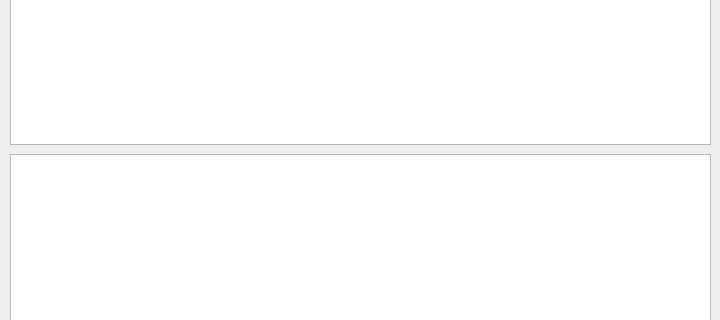
melak/veroroute, file src/aliasdialog.ui: the form before one commit; both pictures show x 0 to 720 and y 86 to 406 of the 720 by 510 pixel window.
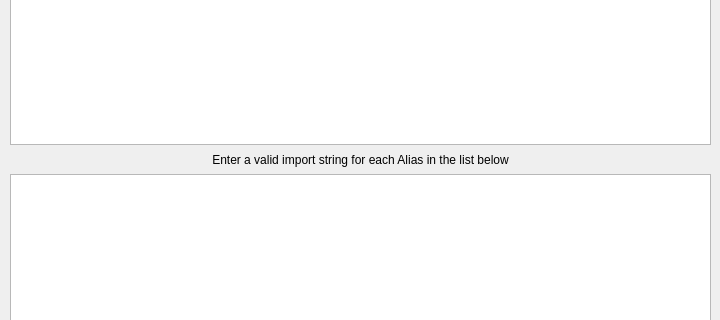
The form after the commit.

Commit message: Improvements to Alias Dialog look and behaviour

Diff of the .ui file:
```diff
--- a/src/aliasdialog.ui
+++ b/src/aliasdialog.ui
@@ -48,9 +48,9 @@
    <property name="geometry">
     <rect>
      <x>10</x>
-     <y>240</y>
+     <y>260</y>
      <width>701</width>
-     <height>231</height>
+     <height>211</height>
     </rect>
    </property>
    <property name="sizePolicy">
@@ -102,6 +102,22 @@
     <string>Delete All Aliases</string>
    </property>
   </widget>
+  <widget class="QLabel" name="label">
+   <property name="geometry">
+    <rect>
+     <x>10</x>
+     <y>232</y>
+     <width>701</width>
+     <height>27</height>
+    </rect>
+   </property>
+   <property name="text">
+    <string>Enter a valid import string for each Alias in the list below</string>
+   </property>
+   <property name="alignment">
+    <set>Qt::AlignCenter</set>
+   </property>
+  </widget>
  </widget>
  <resources/>
  <connections/>
```
The commit also changes 4 other files.
